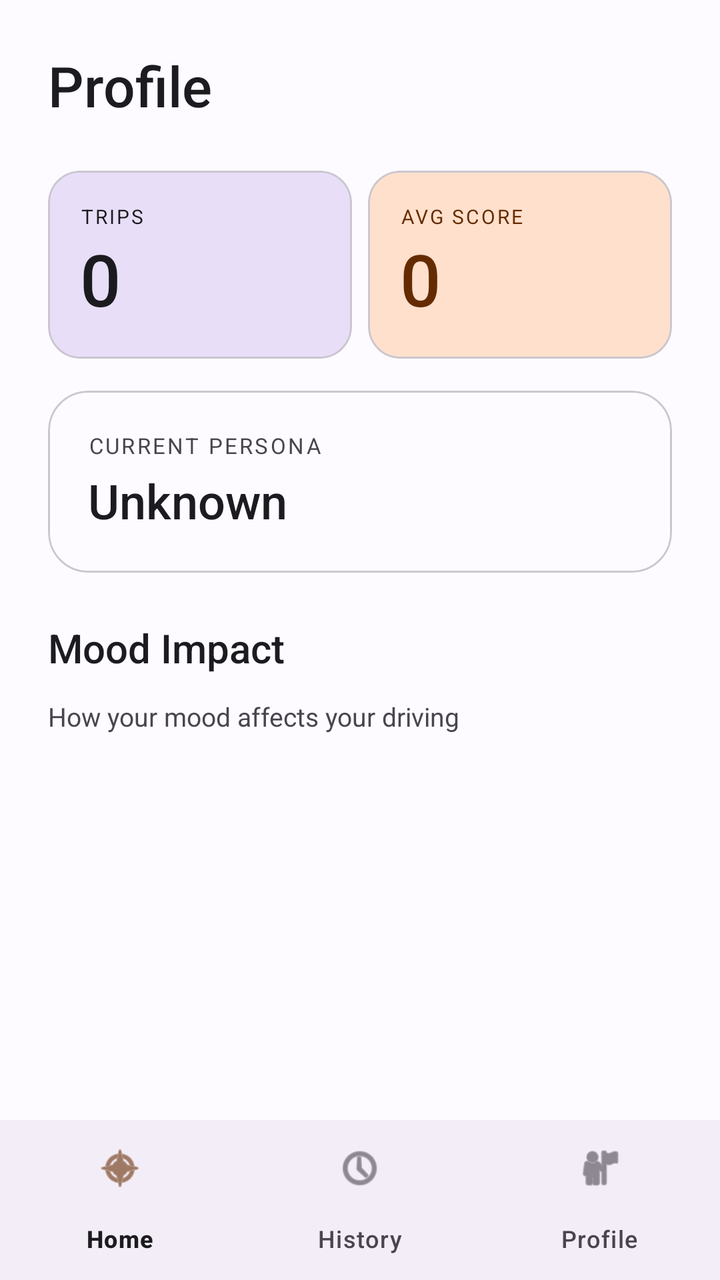
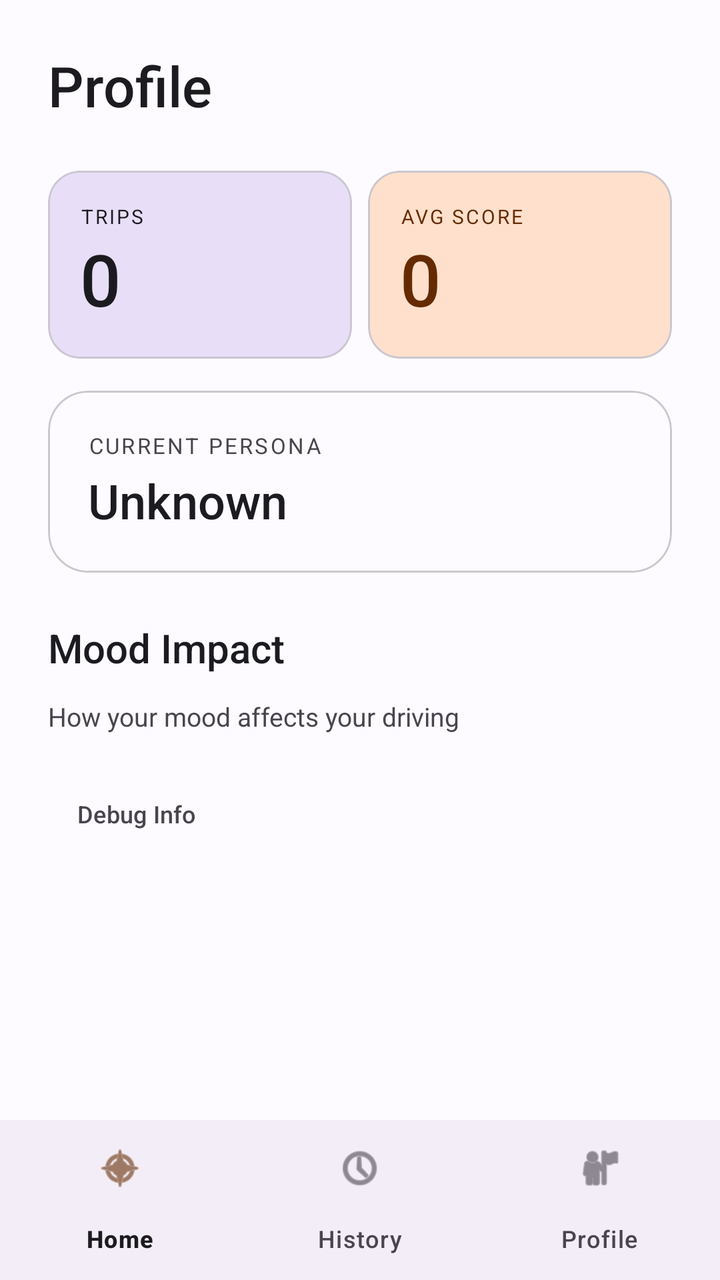

Compare the two renders of this Android layout. The source of the first and the diff that turns it into the second are given below.
<!-- AndroidManifest.xml: application theme Theme.RoadRageGroup5 -->
<!-- res/layout/activity_profile.xml -->
<?xml version="1.0" encoding="utf-8"?>
<LinearLayout xmlns:android="http://schemas.android.com/apk/res/android"
    xmlns:app="http://schemas.android.com/apk/res-auto"
    android:layout_width="match_parent"
    android:layout_height="match_parent"
    android:orientation="vertical"
    android:background="?attr/colorSurface">

    <ScrollView
        android:layout_width="match_parent"
        android:layout_height="0dp"
        android:layout_weight="1">

        <LinearLayout
            android:layout_width="match_parent"
            android:layout_height="wrap_content"
            android:orientation="vertical"
            android:padding="24dp">

        <TextView
            android:layout_width="wrap_content"
            android:layout_height="wrap_content"
            android:text="Profile"
            android:textSize="28sp"
            android:fontFamily="sans-serif-medium"
            android:textColor="?attr/colorOnBackground"
            android:layout_marginBottom="24dp"/>

        
        <LinearLayout
            android:layout_width="match_parent"
            android:layout_height="wrap_content"
            android:orientation="horizontal"
            android:layout_marginBottom="16dp">

            <com.google.android.material.card.MaterialCardView
                android:layout_width="0dp"
                android:layout_height="wrap_content"
                android:layout_weight="1"
                app:cardCornerRadius="16dp"
                app:cardElevation="0dp"
                android:backgroundTint="?attr/colorPrimaryContainer"
                android:layout_marginEnd="8dp">

                <LinearLayout
                    android:layout_width="match_parent"
                    android:layout_height="wrap_content"
                    android:orientation="vertical"
                    android:padding="16dp">

                    <TextView
                        android:layout_width="wrap_content"
                        android:layout_height="wrap_content"
                        android:text="TRIPS"
                        android:textSize="10sp"
                        android:letterSpacing="0.1"
                        android:textColor="?attr/colorOnPrimaryContainer"/>

                    <TextView
                        android:id="@+id/tv_total_trips"
                        android:layout_width="wrap_content"
                        android:layout_height="wrap_content"
                        android:text="0"
                        android:textSize="36sp"
                        android:fontFamily="sans-serif-medium"
                        android:textColor="?attr/colorOnPrimaryContainer"/>
                </LinearLayout>
            </com.google.android.material.card.MaterialCardView>

            <com.google.android.material.card.MaterialCardView
                android:layout_width="0dp"
                android:layout_height="wrap_content"
                android:layout_weight="1"
                app:cardCornerRadius="16dp"
                app:cardElevation="0dp"
                android:backgroundTint="?attr/colorSecondaryContainer">

                <LinearLayout
                    android:layout_width="match_parent"
                    android:layout_height="wrap_content"
                    android:orientation="vertical"
                    android:padding="16dp">

                    <TextView
                        android:layout_width="wrap_content"
                        android:layout_height="wrap_content"
                        android:text="AVG SCORE"
                        android:textSize="10sp"
                        android:letterSpacing="0.1"
                        android:textColor="?attr/colorOnSecondaryContainer"/>

                    <TextView
                        android:id="@+id/tv_profile_avg"
                        android:layout_width="wrap_content"
                        android:layout_height="wrap_content"
                        android:text="0"
                        android:textSize="36sp"
                        android:fontFamily="sans-serif-medium"
                        android:textColor="?attr/colorOnSecondaryContainer"/>
                </LinearLayout>
            </com.google.android.material.card.MaterialCardView>
        </LinearLayout>

        
        <com.google.android.material.card.MaterialCardView
            android:layout_width="match_parent"
            android:layout_height="wrap_content"
            app:cardCornerRadius="20dp"
            app:cardElevation="0dp"
            app:strokeWidth="1dp"
            app:strokeColor="?attr/colorOutlineVariant"
            android:layout_marginBottom="24dp">

            <LinearLayout
                android:layout_width="match_parent"
                android:layout_height="wrap_content"
                android:orientation="vertical"
                android:padding="20dp">

                <TextView
                    android:layout_width="wrap_content"
                    android:layout_height="wrap_content"
                    android:text="CURRENT PERSONA"
                    android:textSize="11sp"
                    android:letterSpacing="0.1"
                    android:textColor="?attr/colorOnSurfaceVariant"
                    android:layout_marginBottom="4dp"/>

                <TextView
                    android:id="@+id/tv_profile_persona"
                    android:layout_width="wrap_content"
                    android:layout_height="wrap_content"
                    android:text="Unknown"
                    android:textSize="24sp"
                    android:fontFamily="sans-serif-medium"
                    android:textColor="?attr/colorOnBackground"/>
            </LinearLayout>
        </com.google.android.material.card.MaterialCardView>

        
        <TextView
            android:layout_width="wrap_content"
            android:layout_height="wrap_content"
            android:text="Mood Impact"
            android:textSize="20sp"
            android:fontFamily="sans-serif-medium"
            android:textColor="?attr/colorOnBackground"
            android:layout_marginBottom="12dp"/>

        <TextView
            android:layout_width="wrap_content"
            android:layout_height="wrap_content"
            android:text="How your mood affects your driving"
            android:textSize="13sp"
            android:textColor="?attr/colorOnSurfaceVariant"
            android:layout_marginBottom="16dp"/>

        <LinearLayout
            android:id="@+id/ll_mood_impact"
            android:layout_width="match_parent"
            android:layout_height="wrap_content"
            android:orientation="vertical"/>

        </LinearLayout>
    </ScrollView>

    <com.google.android.material.bottomnavigation.BottomNavigationView
        android:id="@+id/bottom_nav"
        android:layout_width="match_parent"
        android:layout_height="wrap_content"
        app:menu="@menu/bottom_nav_menu"/>

</LinearLayout>
<!-- resources referenced by this layout -->
<resources>
  <style name="Theme.RoadRageGroup5" parent="Theme.Material3.DayNight.NoActionBar">
          
          <item name="colorPrimary">@color/md_theme_primary</item>
          <item name="colorOnPrimary">@color/md_theme_on_primary</item>
          <item name="colorPrimaryContainer">@color/md_theme_primary_container</item>
          <item name="colorOnPrimaryContainer">@color/md_theme_on_primary_container</item>
  
          
          <item name="colorSecondary">@color/md_theme_secondary</item>
          <item name="colorOnSecondary">@color/md_theme_on_secondary</item>
          <item name="colorSecondaryContainer">@color/md_theme_secondary_container</item>
          <item name="colorOnSecondaryContainer">@color/md_theme_on_secondary_container</item>
  
          
          <item name="colorTertiary">@color/md_theme_tertiary</item>
          <item name="colorOnTertiary">@color/md_theme_on_tertiary</item>
          <item name="colorTertiaryContainer">@color/md_theme_tertiary_container</item>
          <item name="colorOnTertiaryContainer">@color/md_theme_on_tertiary_container</item>
  
          
          <item name="colorError">@color/md_theme_error</item>
          <item name="colorOnError">@color/md_theme_on_error</item>
          <item name="colorErrorContainer">@color/md_theme_error_container</item>
          <item name="colorOnErrorContainer">@color/md_theme_on_error_container</item>
  
          
          <item name="android:colorBackground">@color/md_theme_background</item>
          <item name="colorOnBackground">@color/md_theme_on_background</item>
          <item name="colorSurface">@color/md_theme_surface</item>
          <item name="colorOnSurface">@color/md_theme_on_surface</item>
          <item name="colorSurfaceVariant">@color/md_theme_surface_variant</item>
          <item name="colorOnSurfaceVariant">@color/md_theme_on_surface_variant</item>
  
          
          <item name="colorOutline">#79747E</item>
          <item name="colorOutlineVariant">#CAC7D0</item>
      </style>
  <color name="md_theme_primary">#1B1B1F</color>
  <color name="md_theme_on_primary">#FFFFFF</color>
  <color name="md_theme_primary_container">#E8DEF8</color>
  <color name="md_theme_on_primary_container">#1B1B1F</color>
  <color name="md_theme_secondary">#FF6B35</color>
  <color name="md_theme_on_secondary">#FFFFFF</color>
  <color name="md_theme_secondary_container">#FFE0CC</color>
  <color name="md_theme_on_secondary_container">#652B00</color>
  <color name="md_theme_tertiary">#006A6C</color>
  <color name="md_theme_on_tertiary">#FFFFFF</color>
  <color name="md_theme_tertiary_container">#A0F0F2</color>
  <color name="md_theme_on_tertiary_container">#002020</color>
  <color name="md_theme_error">#B3261E</color>
  <color name="md_theme_on_error">#FFFFFF</color>
  <color name="md_theme_error_container">#F9DEDC</color>
  <color name="md_theme_on_error_container">#410E0B</color>
  <color name="md_theme_background">#FDFBFF</color>
  <color name="md_theme_on_background">#1C1B1F</color>
  <color name="md_theme_surface">#FDFBFF</color>
  <color name="md_theme_on_surface">#1C1B1F</color>
  <color name="md_theme_surface_variant">#E7E0EC</color>
  <color name="md_theme_on_surface_variant">#49454F</color>
</resources>

<!-- the commit's change to res/layout/activity_profile.xml (unified diff, before → after) -->
@@ -161,7 +161,18 @@
             android:layout_height="wrap_content"
             android:orientation="vertical"/>
 
+        <com.google.android.material.button.MaterialButton
+            android:id="@+id/btn_debug"
+            style="@style/Widget.Material3.Button.TextButton"
+            android:layout_width="wrap_content"
+            android:layout_height="wrap_content"
+            android:text="Debug Info"
+            android:textSize="12sp"
+            android:textColor="?attr/colorOnSurfaceVariant" />
+
         </LinearLayout>
+
+
     </ScrollView>
 
     <com.google.android.material.bottomnavigation.BottomNavigationView
